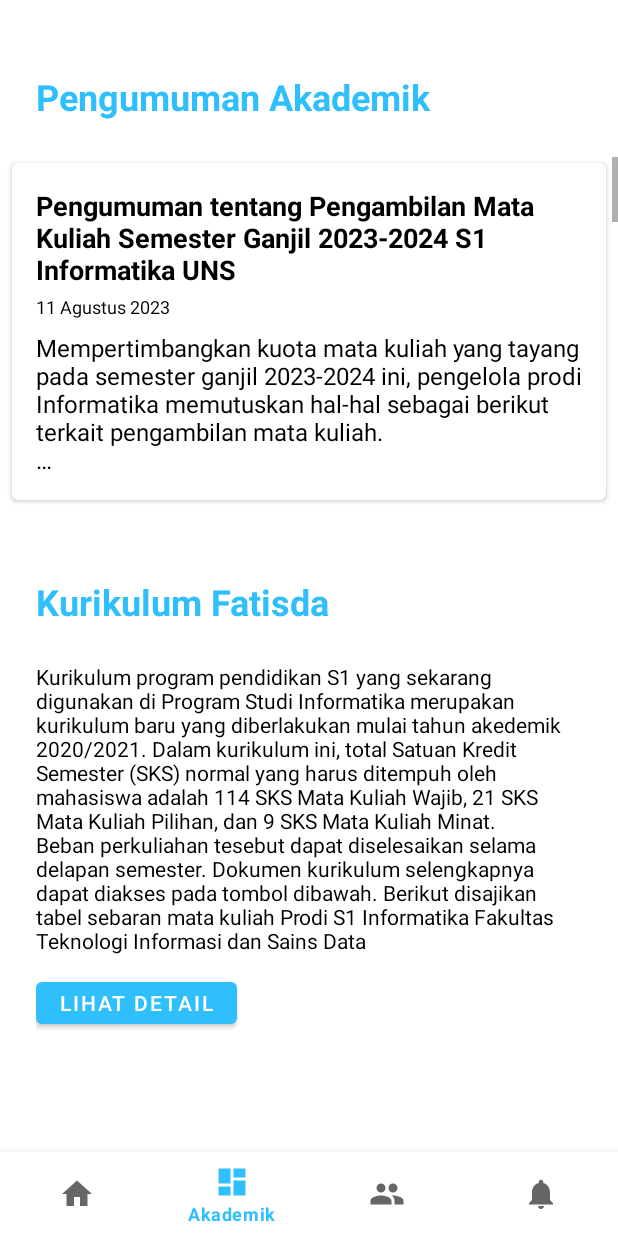
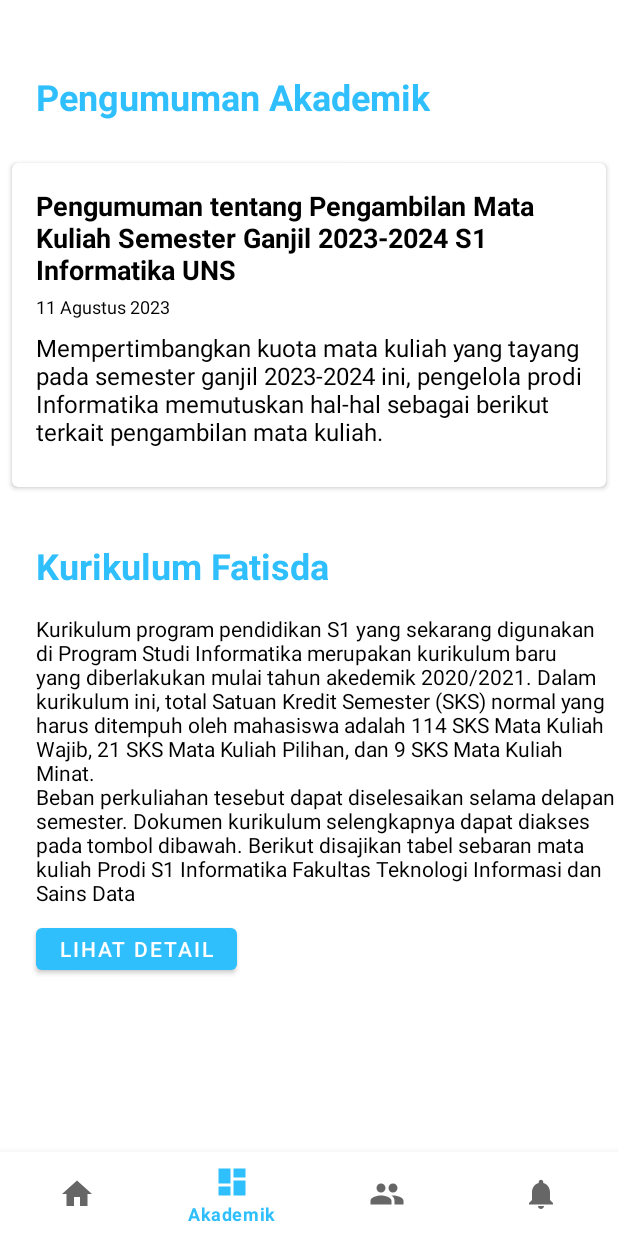
Before and after one commit to CahyaW06/fatisda-profile-mobile, an Android app: the AkademikFragment screen opened through its navigation route, on a phone screen of 412 x 824 dp. Run offline under Robolectric (Android 15) with nearby library versions, the phone set to English and light mode, and no system bars; our stand-ins replace navigation-ui.

Commit message:
merapihkan bagian pengumuman akademik

```diff
--- a/app/src/main/java/com/example/fatisdaprofilemobile/ui/akademik/AkademikFragment.kt
+++ b/app/src/main/java/com/example/fatisdaprofilemobile/ui/akademik/AkademikFragment.kt
@@ -5,11 +5,14 @@ import android.net.Uri
 import android.os.Bundle
 import androidx.fragment.app.Fragment
 import androidx.recyclerview.widget.LinearLayoutManager
+import androidx.recyclerview.widget.LinearSmoothScroller
 import androidx.recyclerview.widget.RecyclerView
 import android.view.LayoutInflater
 import android.view.View
 import android.view.ViewGroup
 import android.widget.Button
+import android.os.Handler
+import android.os.Looper
 import com.example.fatisdaprofilemobile.R
 
 class AkademikFragment : Fragment() {
@@ -17,6 +20,10 @@ class AkademikFragment : Fragment() {
     private lateinit var recyclerView: RecyclerView
     private lateinit var akademikAdapter: AkademikAdapter
     private lateinit var akademikList: MutableList<Akademik>
+    private lateinit var autoScrollRunnable: Runnable
+    private lateinit var autoScrollHandler: Handler
+    private var currentIndex = 0
+    private val scrollDelay = 3000L
 
     override fun onCreateView(
         inflater: LayoutInflater, container: ViewGroup?,
@@ -24,7 +31,9 @@ class AkademikFragment : Fragment() {
     ): View? {
         val view = inflater.inflate(R.layout.fragment_akademik, container, false)
         recyclerView = view.findViewById(R.id.rv_akademik)
-        recyclerView.layoutManager = LinearLayoutManager(context)
+        recyclerView.layoutManager = LinearLayoutManager(context, LinearLayoutManager.HORIZONTAL, false) // Set horizontal scroll
+
+        recyclerView.isHorizontalScrollBarEnabled = false
 
         // Inisialisasi akademikList
         akademikList = mutableListOf()
@@ -56,4 +65,27 @@ class AkademikFragment : Fragment() {
 
         return view
     }
+
+    override fun onViewCreated(view: View, savedInstanceState: Bundle?) {
+        super.onViewCreated(view, savedInstanceState)
+        autoScrollHandler = Handler(Looper.getMainLooper())
+
+        val smoothScroller: LinearSmoothScroller = object : LinearSmoothScroller(context) {
+            override fun calculateSpeedPerPixel(displayMetrics: android.util.DisplayMetrics): Float {
+                return 100f / displayMetrics.densityDpi // Adjust the value to control the speed, smaller make faster
+            }
+        }
+
+        autoScrollRunnable = Runnable {
+            currentIndex++
+            if (currentIndex >= akademikList.size) {
+                currentIndex = 0
+            }
+            smoothScroller.targetPosition = currentIndex
+            recyclerView.layoutManager?.startSmoothScroll(smoothScroller)
+            autoScrollHandler.postDelayed(autoScrollRunnable, scrollDelay)
+        }
+
+        autoScrollHandler.postDelayed(autoScrollRunnable, scrollDelay)
+    }
 }
--- a/app/src/main/res/layout/fragment_akademik.xml
+++ b/app/src/main/res/layout/fragment_akademik.xml
@@ -31,14 +31,15 @@
             android:clipToPadding="false"
             android:paddingTop="8dp"
             android:paddingBottom="8dp"
-            android:scrollbars="vertical" />
+            android:scrollbars="horizontal"
+            android:justificationMode="inter_word"/>
 
         <!-- Kurikulum Fatisda -->
         <TextView
             android:id="@+id/tv_kurikulum_title"
             android:layout_width="match_parent"
             android:layout_height="wrap_content"
-            android:layout_marginTop="48dp"
+            android:layout_marginTop="24dp"
             android:text="Kurikulum Fatisda"
             android:textColor="@color/primary_blue"
             android:textSize="24sp"
@@ -47,40 +48,24 @@
             android:layout_marginStart="24dp" />
 
         <!-- Tampilan Kurikulum Fatisda -->
-        <LinearLayout
-            android:id="@+id/v_kurikulum"
-            android:layout_width="match_parent"
-            android:layout_height="wrap_content"
-            android:layout_below="@id/tv_kurikulum_title"
-            android:layout_marginStart="8dp"
-            android:layout_marginTop="16dp"
-            android:layout_marginEnd="36dp"
-            android:paddingBottom="48dp"
-            android:gravity="top"
-            android:orientation="vertical">
-
-            <LinearLayout
-                android:layout_width="match_parent"
-                android:layout_height="wrap_content"
-                android:orientation="vertical"
-                android:layout_marginStart="16dp"
-                android:layout_marginTop="8dp">
-
         <TextView
+            android:id="@+id/tv_deskripsi_kurikulum"
             android:layout_width="wrap_content"
             android:layout_height="wrap_content"
             android:text="@string/deskripsi_kurikulum"
             android:textSize="14sp"
             android:textColor="@android:color/black"
-                    android:layout_marginBottom="8dp"/>
+            android:layout_below="@id/tv_kurikulum_title"
+            android:layout_marginStart="24dp"
+            android:layout_marginTop="16dp" />
 
         <Button
             android:id="@+id/kurikulum_btn"
             android:layout_width="wrap_content"
             android:layout_height="40dp"
-                    android:layout_marginTop="4dp"
-                    android:text="Lihat Detail"/>
-            </LinearLayout>
-        </LinearLayout>
+            android:layout_marginTop="8dp"
+            android:text="Lihat Detail"
+            android:layout_below="@id/tv_deskripsi_kurikulum"
+            android:layout_marginStart="24dp" />
     </RelativeLayout>
 </ScrollView>
```
Lines whose indentation alone changed are shown as unchanged.
